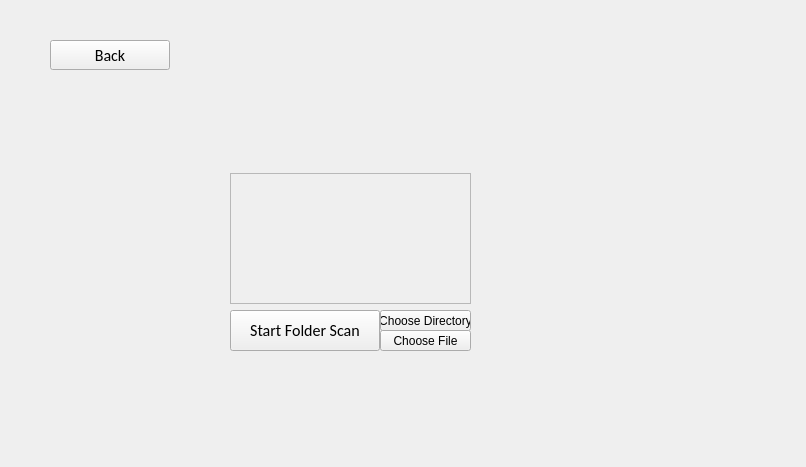
The window that widget.ui (Daisy-Aguilar/Custodio) describes before a commit, drawn with Qt 5.
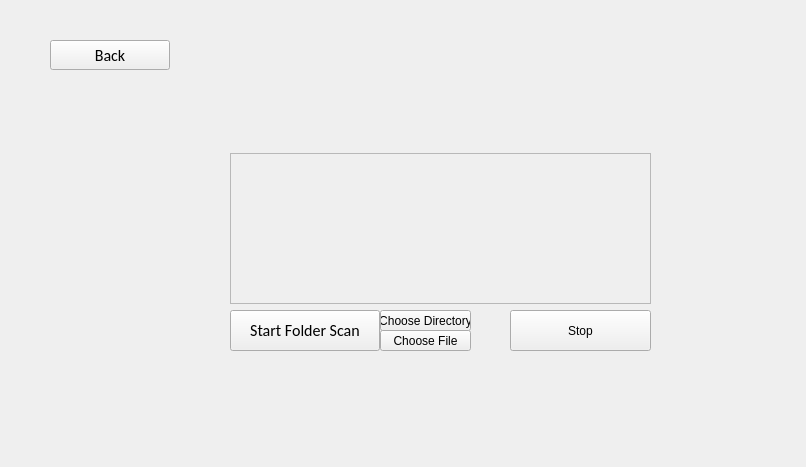
The same window after the commit. The open tabs and pages were chosen to show the change.

Commit message: added stop button to folderscan

Diff of the .ui file:
```diff
--- a/widget.ui
+++ b/widget.ui
@@ -318,12 +318,25 @@
      <property name="geometry">
       <rect>
        <x>210</x>
-       <y>163</y>
-       <width>241</width>
-       <height>131</height>
+       <y>143</y>
+       <width>421</width>
+       <height>151</height>
       </rect>
      </property>
     </widget>
+    <widget class="QPushButton" name="stopFolderScan">
+     <property name="geometry">
+      <rect>
+       <x>490</x>
+       <y>300</y>
+       <width>141</width>
+       <height>41</height>
+      </rect>
+     </property>
+     <property name="text">
+      <string>Stop</string>
+     </property>
+    </widget>
    </widget>
    <widget class="QWidget" name="page_5">
     <widget class="QPushButton" name="startScheduledScanButton">
```
Left out of the diff: 4 changed lines with no effect on the pictures. The commit also changes 3 other files.
